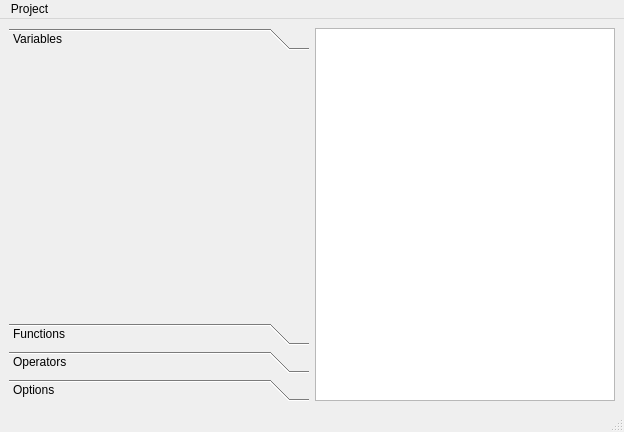
astromme/Chestnut, file gui/mainwindow.ui: the form before one commit.
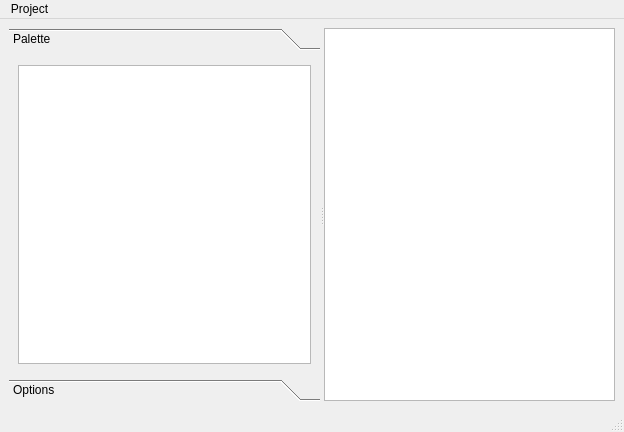
The form after the commit. The open tabs and pages were chosen to show the change.

Commit message: add palette of variables/functions/operators. Put in a resizable grip between the left and right panes

The edit to the form file:
```diff
--- a/gui/mainwindow.ui
+++ b/gui/mainwindow.ui
@@ -14,8 +14,12 @@
    <string>MainWindow</string>
   </property>
   <widget class="QWidget" name="centralwidget">
-   <layout class="QHBoxLayout" name="horizontalLayout">
+   <layout class="QVBoxLayout" name="verticalLayout_2">
     <item>
+     <widget class="QSplitter" name="splitter">
+      <property name="orientation">
+       <enum>Qt::Horizontal</enum>
+      </property>
      <widget class="QToolBox" name="controlBox">
       <property name="sizePolicy">
        <sizepolicy hsizetype="Preferred" vsizetype="Preferred">
@@ -31,39 +35,49 @@
         <rect>
          <x>0</x>
          <y>0</y>
-         <width>66</width>
-         <height>60</height>
+          <width>122</width>
+          <height>319</height>
         </rect>
        </property>
        <attribute name="label">
-        <string>Variables</string>
-       </attribute>
-      </widget>
-      <widget class="QWidget" name="functionsTab">
-       <property name="geometry">
-        <rect>
-         <x>0</x>
-         <y>0</y>
-         <width>66</width>
-         <height>60</height>
-        </rect>
-       </property>
-       <attribute name="label">
-        <string>Functions</string>
-       </attribute>
-      </widget>
-      <widget class="QWidget" name="operatorsTab">
-       <property name="geometry">
-        <rect>
-         <x>0</x>
-         <y>0</y>
-         <width>66</width>
-         <height>60</height>
-        </rect>
-       </property>
-       <attribute name="label">
-        <string>Operators</string>
-       </attribute>
+         <string>Palette</string>
+        </attribute>
+        <layout class="QVBoxLayout" name="verticalLayout">
+         <item>
+          <widget class="QTreeView" name="palette">
+           <property name="editTriggers">
+            <set>QAbstractItemView::NoEditTriggers</set>
+           </property>
+           <property name="dragEnabled">
+            <bool>true</bool>
+           </property>
+           <property name="dragDropMode">
+            <enum>QAbstractItemView::DragOnly</enum>
+           </property>
+           <property name="selectionBehavior">
+            <enum>QAbstractItemView::SelectItems</enum>
+           </property>
+           <property name="verticalScrollMode">
+            <enum>QAbstractItemView::ScrollPerPixel</enum>
+           </property>
+           <property name="rootIsDecorated">
+            <bool>false</bool>
+           </property>
+           <property name="itemsExpandable">
+            <bool>false</bool>
+           </property>
+           <property name="wordWrap">
+            <bool>true</bool>
+           </property>
+           <property name="headerHidden">
+            <bool>true</bool>
+           </property>
+           <property name="expandsOnDoubleClick">
+            <bool>false</bool>
+           </property>
+          </widget>
+         </item>
+        </layout>
       </widget>
       <widget class="QWidget" name="optionsTab">
        <property name="geometry">
@@ -79,9 +93,8 @@
        </attribute>
       </widget>
      </widget>
-    </item>
-    <item>
      <widget class="QGraphicsView" name="workflowEditor"/>
+     </widget>
     </item>
    </layout>
   </widget>
```
Left out of the diff: 8 changed lines with no effect on the pictures. Lines whose indentation alone changed are shown as unchanged. The commit also changes 2 other files.
